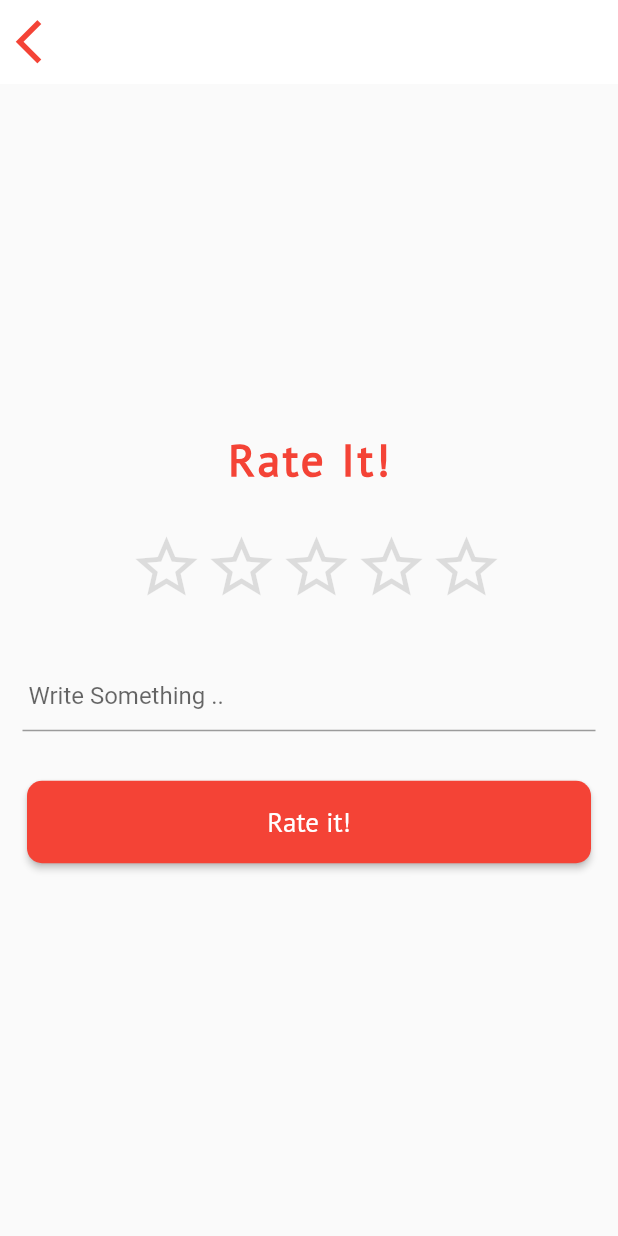
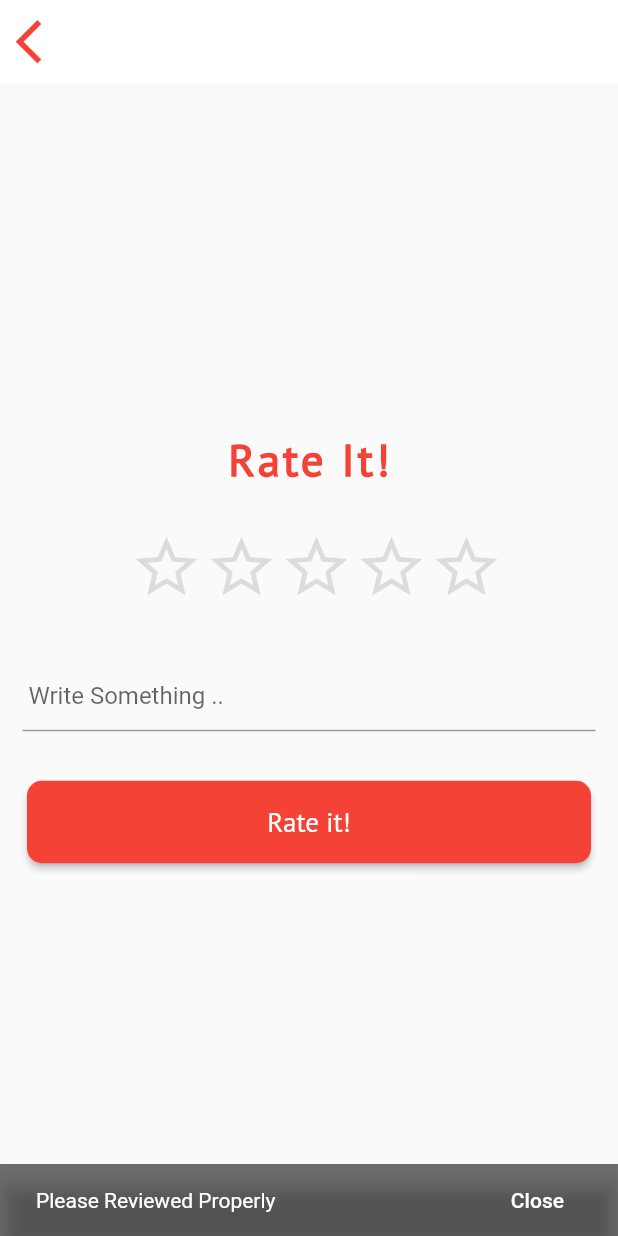
Before and after one commit to atyourdoorstep/at_your_doorstep-Ya_Ibrahim, a Flutter app: the RatingAndReview screen opened directly, after a tap on "Rate it!", on a phone screen of 412 x 824 dp. Run offline on Flutter 3.47's test engine with Material 2 defaults, Android fonts, the phone set to English and light mode, and no system bars; our stand-ins replace dio, flutter_easyloading, font_awesome_flutter, geocoding, google_maps_flutter, image_picker and 2 more; missing offline and left inert: circular_menu; accounts and stored records are empty.

Commit message:
Complete work on rating and review

```diff
--- a/lib/Screens/LandingPages/showItemPage.dart
+++ b/lib/Screens/LandingPages/showItemPage.dart
@@ -468,14 +468,14 @@ class _ShowItemPageState extends State<ShowItemPage> {
                     ),
                   ):Padding(
                     padding: const EdgeInsets.only(top: 15.0),
-                    child: SizedBox(),
+                    child: SizedBox(height: 100,),
                   ),
                   Center(
                     child: AYDOutlinedButton(
                       buttonText: "Rate it!",
                       onPressed: (){
                         Navigator.push(context, MaterialPageRoute(builder: (context) =>
-                            RatingAndReview()),);
+                            RatingAndReview(itemD: items,)),);
                       },
                     ),
                   )
--- a/lib/ratingAndReviewPage.dart
+++ b/lib/ratingAndReviewPage.dart
@@ -2,12 +2,14 @@ import 'dart:convert';
 import 'package:at_your_doorstep/Help_Classes/Constants.dart';
 import 'package:at_your_doorstep/Help_Classes/api.dart';
 import 'package:at_your_doorstep/Help_Classes/buttonClass.dart';
+import 'package:at_your_doorstep/Screens/LandingPages/showItemPage.dart';
 import 'package:at_your_doorstep/paymentPage.dart';
 import 'package:flutter/material.dart';
 import 'package:flutter_easyloading/flutter_easyloading.dart';
 
 class RatingAndReview extends StatefulWidget {
-  const RatingAndReview({Key? key}) : super(key: key);
+  final itemD;
+  RatingAndReview({this.itemD});
 
   @override
   _RatingAndReviewState createState() => _RatingAndReviewState();
@@ -15,7 +17,16 @@ class RatingAndReview extends StatefulWidget {
 
 class _RatingAndReviewState extends State<RatingAndReview> {
 
+  var items ;
   int rating = 0;
+  TextEditingController ReviewController = TextEditingController();
+
+  @override
+  void initState() {
+    items = widget.itemD;
+    super.initState();
+  }
+
   @override
   Widget build(BuildContext context) {
     return Scaffold(
@@ -77,7 +88,7 @@ class _RatingAndReviewState extends State<RatingAndReview> {
                           hintText:  ' Write Something ..',
                         ),
                         obscureText: false,
-                        //controller: dCodeController,
+                        controller: ReviewController,
                         onSubmitted: (value){
                           print(value);
                         },
@@ -88,7 +99,9 @@ class _RatingAndReviewState extends State<RatingAndReview> {
               ),
               AYDButton(
                 buttonText: "Rate it!",
-                onPressed: (){},
+                onPressed: (){
+                  rateItem();
+                },
               ),
             ],
           ),
@@ -96,4 +109,33 @@ class _RatingAndReviewState extends State<RatingAndReview> {
       ),
     );
   }
+
+  rateItem() async {
+    if(rating >=1 && ReviewController.text.length >=5){
+      var res= await CallApi().postData({
+        'item_id': items['id'],
+        'review': ReviewController.text,
+        'rating': rating,
+      },'/RateItem');
+      var body =json.decode(res.body);
+      if(res.statusCode == 200){
+        print(body);
+        if(body['success']){
+          showMsg(context, "You Rated Successfully");
+          Navigator.pop(context);
+          Navigator.pop(context);
+          Navigator.push(context, new MaterialPageRoute(
+              builder: (context) => ShowItemPage(itemDetails: items)));
+
+        }
+        else{
+          showMsg(context, body['message']);
+          }
+        }
+    }
+    else{
+      showMsg(context, "Please Reviewed Properly");
+    }
+  }
+
 }
```
